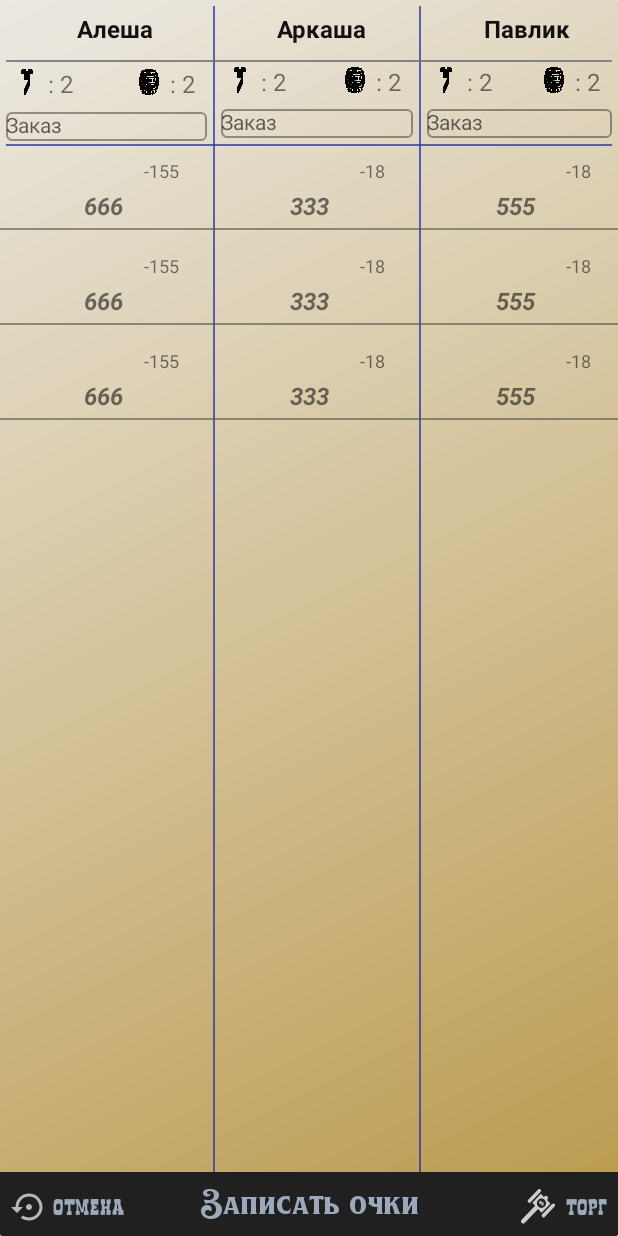
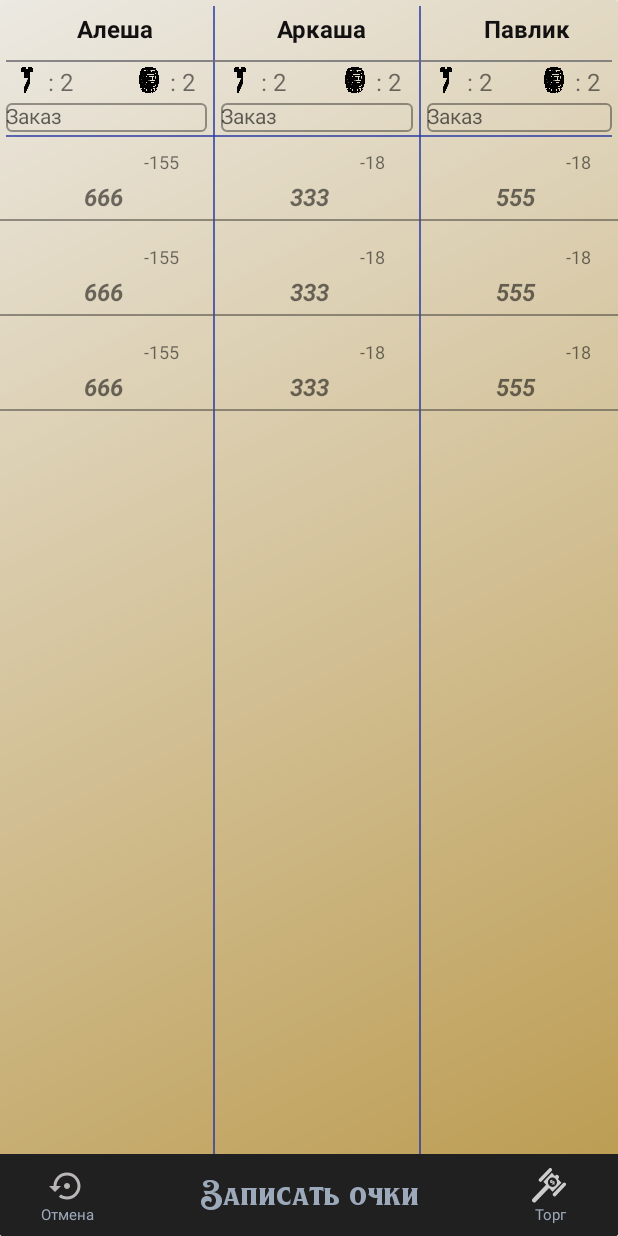
Before and after one commit to AlexanderYKuzmin/Journal1000, an Android app: the layout fragment_game_score_list_3_p.xml on its own in the app's theme, with its tools: preview values and no code run, on a phone screen of 412 x 824 dp. Run offline under Robolectric (Android 15) with nearby library versions, the phone set to English and light mode, and no system bars.

Commit message:
fixed_some_actions_according_rules

```diff
--- a/app/src/main/java/com/example/journal1000/presentation/fragments/GameScoreList2PFragment.kt
+++ b/app/src/main/java/com/example/journal1000/presentation/fragments/GameScoreList2PFragment.kt
@@ -88,7 +88,7 @@ class GameScoreList2PFragment : GameScoreListBaseFragment() {
                 arrayOf(tvP1BarrelCount2, tvP2BarrelCount2)
             )
             checkAndSetBoltsCountAndVisibility(
-                arrayOf(ivBolt2, ivP2Bolt2),
+                arrayOf(ivP1Bolt2, ivP2Bolt2),
                 arrayOf(tvP1BoltCount2, tvP2BoltCount2)
             )
 
--- a/app/src/main/java/com/example/journal1000/presentation/fragments/GameScoreList3PFragment.kt
+++ b/app/src/main/java/com/example/journal1000/presentation/fragments/GameScoreList3PFragment.kt
@@ -130,7 +130,7 @@ class GameScoreList3PFragment : GameScoreListBaseFragment() {
                 arrayOf(tvP1BarrelCount, tvP2BarrelCount, tvP3BarrelCount)
             )
             checkAndSetBoltsCountAndVisibility(
-                arrayOf(ivBolt, ivP2Bolt, ivP3Bolt),
+                arrayOf(ivP1Bolt, ivP2Bolt, ivP3Bolt),
                 arrayOf(tvP1BoltCount, tvP2BoltCount, tvP3BoltCount)
             )
 
--- a/app/src/main/java/com/example/journal1000/presentation/fragments/GameScoreListBaseFragment.kt
+++ b/app/src/main/java/com/example/journal1000/presentation/fragments/GameScoreListBaseFragment.kt
@@ -169,7 +169,7 @@ abstract class GameScoreListBaseFragment: Fragment() {
 
     protected fun setAuctionVisibility(isGameFinished: Boolean) = when {
         isGameFinished -> View.INVISIBLE
-        players.any { it.isOnBarrel } -> View.INVISIBLE
+        /*players.any { it.isOnBarrel } -> View.INVISIBLE*/
         else -> View.VISIBLE
     }
 
--- a/app/src/main/java/com/example/journal1000/presentation/fragments/PointsEditionFragment.kt
+++ b/app/src/main/java/com/example/journal1000/presentation/fragments/PointsEditionFragment.kt
@@ -142,6 +142,7 @@ class PointsEditionFragment : Fragment() {
             }
 
             if (viewModel.validateInput(playersPoints)) {
+                Log.d("Btn Continue", "Players requests: ${players[0].requestedPoints}, ${players[1].requestedPoints}, ${players[2].requestedPoints}")
                 if (viewModel.validateInputValuesAndSetUp(playersPoints, players)) {
                     if (mode == SAVE_POINTS_MODE)  finishEdition(viewModel.pointsInt)
                     else finishEdition(viewModel.getAuctionResult())
--- a/app/src/main/res/layout/activity_main.xml
+++ b/app/src/main/res/layout/activity_main.xml
@@ -22,7 +22,7 @@
             app:logo="@drawable/cards_logo"
             app:title="@string/app_name_rus"
             app:subtitle="@string/subtitle_rus"
-            app:layout_scrollFlags="scroll|enterAlways"
+            app:layout_scrollFlags="enterAlways"
             android:elevation="4dp"/>
     </com.google.android.material.appbar.AppBarLayout>
 
@@ -33,7 +33,6 @@
         android:visibility="gone"
         tools:visibility="visible"
         app:layout_dodgeInsetEdges="top">
-
     </com.example.journal1000.presentation.SearchView>
 
     <androidx.fragment.app.FragmentContainerView
@@ -44,10 +43,7 @@
         android:layout_marginLeft="12dp"
         android:layout_marginRight="12dp"
         android:layout_marginBottom="12dp"
-
         tools:context=".presentation.GameSettingsFragment"
         tools:layout="@layout/fragment_game_settings">
     </androidx.fragment.app.FragmentContainerView>
-
-
 </androidx.coordinatorlayout.widget.CoordinatorLayout>
--- a/app/src/main/res/layout/fragment_game_score_list_3_p.xml
+++ b/app/src/main/res/layout/fragment_game_score_list_3_p.xml
@@ -44,7 +44,7 @@
                 tools:text="Алеша" />
 
             <ImageView
-                android:id="@+id/iv_bolt"
+                android:id="@+id/iv_p1_bolt"
                 android:layout_width="20dp"
                 android:layout_height="20dp"
                 android:layout_marginTop="2dp"
@@ -52,7 +52,6 @@
                 android:visibility="gone"
                 app:layout_constraintTop_toBottomOf="@id/divider_h_0"
                 app:layout_constraintStart_toStartOf="parent"
-                app:layout_constraintBottom_toTopOf="@id/til_p1_auction"
                 android:src="@drawable/screw_bolt"
                 tools:visibility="visible"
                 />
@@ -71,11 +70,10 @@
                 android:layout_height="20dp"
                 android:paddingStart="4dp"
                 android:textSize="16sp"
-                android:layout_marginBottom="2dp"
                 android:visibility="gone"
-                app:layout_constraintTop_toBottomOf="@id/divider_h_0"
-                app:layout_constraintStart_toEndOf="@id/iv_bolt"
-                app:layout_constraintBottom_toTopOf="@id/til_p1_auction"
+                app:layout_constraintTop_toTopOf="@id/iv_p1_bolt"
+                app:layout_constraintStart_toEndOf="@id/iv_p1_bolt"
+                app:layout_constraintBottom_toBottomOf="@id/iv_p1_bolt"
                 tools:text=": 2"
                 tools:visibility="visible"/>
 
@@ -83,8 +81,8 @@
                 android:id="@+id/iv_p1_barrel"
                 android:layout_width="20dp"
                 android:layout_height="20dp"
-                android:layout_marginBottom="2dp"
                 android:visibility="gone"
+                android:layout_marginTop="2dp"
                 app:layout_constraintTop_toBottomOf="@id/divider_h_0"
                 app:layout_constraintEnd_toStartOf="@id/tv_p1_barrel_count"
                 app:layout_constraintBottom_toTopOf="@id/til_p1_auction"
@@ -106,13 +104,12 @@
                 android:layout_height="20dp"
                 android:paddingStart="4dp"
                 android:textSize="16sp"
-                android:layout_marginBottom="2dp"
                 android:layout_marginEnd="12dp"
                 android:text=": 0"
                 android:visibility="gone"
-                app:layout_constraintTop_toBottomOf="@id/divider_h_0"
+                app:layout_constraintTop_toTopOf="@id/iv_p1_barrel"
                 app:layout_constraintEnd_toStartOf="@id/divider_v1"
-                app:layout_constraintBottom_toTopOf="@id/til_p1_auction"
+                app:layout_constraintBottom_toBottomOf="@id/iv_p1_barrel"
                 tools:text=": 2"
                 tools:visibility="visible"/>
 
@@ -157,7 +154,7 @@
                 android:visibility="gone"
                 app:layout_constraintTop_toBottomOf="@id/divider_h_0"
                 app:layout_constraintStart_toStartOf="@id/divider_v1"
-                app:layout_constraintBottom_toTopOf="@id/til_p2_auction"
+                app:layout_constraintBottom_toTopOf="@+id/til_p2_auction"
                 android:src="@drawable/screw_bolt"
                 tools:visibility="visible"
                 />
@@ -170,25 +167,26 @@
                 app:layout_constraintStart_toEndOf="@id/iv_p2_bolt"
                 app:layout_constraintBottom_toTopOf="@id/divider_h"
                 android:text=":"/>-->
+
             <TextView
                 android:id="@+id/tv_p2_bolt_count"
                 android:layout_width="wrap_content"
                 android:layout_height="20dp"
                 android:paddingStart="4dp"
                 android:textSize="16sp"
-                android:layout_marginBottom="2dp"
                 android:visibility="gone"
-                app:layout_constraintTop_toBottomOf="@id/divider_h_0"
+                app:layout_constraintBottom_toBottomOf="@id/iv_p2_bolt"
                 app:layout_constraintStart_toEndOf="@id/iv_p2_bolt"
-                app:layout_constraintBottom_toTopOf="@id/til_p2_auction"
+                app:layout_constraintTop_toTopOf="@id/iv_p2_bolt"
+                app:layout_constraintVertical_bias="1.0"
                 tools:text=": 2"
-                tools:visibility="visible"/>
+                tools:visibility="visible" />
 
             <ImageView
                 android:id="@+id/iv_p2_barrel"
                 android:layout_width="20dp"
                 android:layout_height="20dp"
-                android:layout_marginBottom="2dp"
+                android:layout_marginTop="2dp"
                 android:visibility="gone"
                 app:layout_constraintTop_toBottomOf="@id/divider_h_0"
                 app:layout_constraintEnd_toStartOf="@id/tv_p2_barrel_count"
@@ -211,13 +209,12 @@
                 android:layout_height="20dp"
                 android:paddingStart="4dp"
                 android:textSize="16sp"
-                android:layout_marginBottom="2dp"
                 android:layout_marginEnd="12dp"
                 android:text=": 0"
                 android:visibility="gone"
-                app:layout_constraintTop_toBottomOf="@id/divider_h_0"
+                app:layout_constraintTop_toTopOf="@id/iv_p2_barrel"
                 app:layout_constraintEnd_toStartOf="@id/divider_v2"
-                app:layout_constraintBottom_toTopOf="@id/til_p2_auction"
+                app:layout_constraintBottom_toBottomOf="@id/iv_p2_barrel"
                 tools:visibility="visible"
                 tools:text=": 2"/>
             <View
@@ -280,10 +277,9 @@
                 android:paddingStart="4dp"
                 android:textSize="16sp"
                 android:visibility="gone"
-                android:layout_marginBottom="2dp"
-                app:layout_constraintTop_toBottomOf="@id/divider_h_0"
+                app:layout_constraintTop_toTopOf="@id/iv_p3_bolt"
                 app:layout_constraintStart_toEndOf="@id/iv_p3_bolt"
-                app:layout_constraintBottom_toTopOf="@id/til_p3_auction"
+                app:layout_constraintBottom_toBottomOf="@id/iv_p3_bolt"
                 tools:text=": 2"
                 tools:visibility="visible"/>
 
@@ -291,7 +287,7 @@
                 android:id="@+id/iv_p3_barrel"
                 android:layout_width="20dp"
                 android:layout_height="20dp"
-                android:layout_marginBottom="2dp"
+                android:layout_marginTop="2dp"
                 android:visibility="gone"
                 app:layout_constraintTop_toBottomOf="@id/divider_h_0"
                 app:layout_constraintEnd_toStartOf="@id/tv_p3_barrel_count"
@@ -314,13 +310,12 @@
                 android:layout_height="20dp"
                 android:paddingStart="4dp"
                 android:textSize="16sp"
-                android:layout_marginBottom="2dp"
                 android:layout_marginEnd="12dp"
                 android:text=": 0"
                 android:visibility="gone"
-                app:layout_constraintTop_toBottomOf="@id/divider_h_0"
+                app:layout_constraintTop_toTopOf="@id/iv_p3_barrel"
                 app:layout_constraintEnd_toEndOf="parent"
-                app:layout_constraintBottom_toTopOf="@id/til_p3_auction"
+                app:layout_constraintBottom_toBottomOf="@id/iv_p3_barrel"
                 tools:text=": 2"
                 tools:visibility="visible"/>
 
@@ -329,11 +324,12 @@
                 android:layout_width="0dp"
                 android:layout_height="1dp"
                 android:layout_marginStart="4dp"
+                android:layout_marginTop="2dp"
                 android:layout_marginEnd="4dp"
-                android:layout_marginTop="2dp"
                 android:background="#CD6F6E73"
+                app:layout_constraintEnd_toEndOf="parent"
+                app:layout_constraintHorizontal_bias="0.0"
                 app:layout_constraintStart_toStartOf="parent"
-                app:layout_constraintEnd_toEndOf="parent"
                 app:layout_constraintTop_toBottomOf="@+id/tv_p1_name" />
 
             <com.google.android.material.textfield.TextInputLayout
@@ -343,7 +339,6 @@
                 android:hint="@string/request_hint"
                 android:layout_margin="4dp"
                 style="@style/Widget.MaterialComponents.TextInputLayout.OutlinedBox"
-                app:layout_constraintTop_toBottomOf="@id/iv_bolt"
                 app:layout_constraintEnd_toStartOf="@id/divider_v1"
                 app:layout_constraintStart_toStartOf="parent"
                 app:layout_constraintBottom_toTopOf="@id/divider_h"
@@ -365,10 +360,10 @@
                 android:hint="@string/request_hint"
                 android:layout_margin="4dp"
                 style="@style/Widget.MaterialComponents.TextInputLayout.OutlinedBox"
-                app:layout_constraintTop_toBottomOf="@id/iv_p2_bolt"
                 app:layout_constraintEnd_toStartOf="@id/divider_v2"
                 app:layout_constraintStart_toEndOf="@id/divider_v1"
-                app:layout_constraintBottom_toTopOf="@id/divider_h"
+                app:layout_constraintTop_toTopOf="@id/til_p1_auction"
+                app:layout_constraintBottom_toBottomOf="@id/til_p1_auction"
                 android:background="@android:color/transparent"
                 android:visibility="invisible"
                 tools:visibility="visible"
@@ -388,10 +383,10 @@
                 android:hint="@string/request_hint"
                 android:layout_margin="4dp"
                 style="@style/Widget.MaterialComponents.TextInputLayout.OutlinedBox"
-                app:layout_constraintTop_toBottomOf="@id/iv_p3_bolt"
                 app:layout_constraintEnd_toEndOf="parent"
                 app:layout_constraintStart_toEndOf="@id/divider_v2"
-                app:layout_constraintBottom_toTopOf="@id/divider_h"
+                app:layout_constraintBottom_toBottomOf="@id/til_p1_auction"
+                app:layout_constraintTop_toTopOf="@id/til_p1_auction"
                 android:background="@android:color/transparent"
                 android:visibility="invisible"
                 tools:visibility="visible"
@@ -416,6 +411,7 @@
                 app:layout_constraintEnd_toEndOf="parent"
                 app:layout_constraintTop_toBottomOf="@+id/til_p1_auction" />
 
+
             <androidx.recyclerview.widget.RecyclerView
                 android:id="@+id/rv_score"
                 android:layout_width="0dp"
@@ -424,10 +420,11 @@
                 app:layoutManager="androidx.recyclerview.widget.LinearLayoutManager"
                 app:layout_constraintBottom_toTopOf="@id/tv_save_points"
                 app:layout_constraintEnd_toEndOf="parent"
+                app:layout_constraintHorizontal_bias="0.0"
                 app:layout_constraintStart_toStartOf="parent"
                 app:layout_constraintTop_toBottomOf="@id/divider_h"
+                app:layout_constraintVertical_bias="0.0"
                 tools:listitem="@layout/layout_game_list_item" />
-
 
             <TextView
                 android:id="@+id/tv_save_points"
@@ -448,18 +445,18 @@
                 app:layout_constraintHorizontal_bias="0.2"
                 style="@style/BottombarPositions"
                 android:text="@string/cancel"
-                android:drawableStart="@drawable/ic_baseline_settings_backup_restore_24"
+                android:drawableTop="@drawable/ic_baseline_settings_backup_restore_24"
                 tools:visibility="visible"/>
             <TextView
                 android:id="@+id/tv_auction"
-                android:layout_width="72dp"
+                android:layout_width="90dp"
                 android:layout_height="wrap_content"
                 app:layout_constraintBottom_toBottomOf="parent"
                 app:layout_constraintEnd_toEndOf="parent"
                 app:layout_constraintHorizontal_bias="0.2"
                 style="@style/BottombarPositions"
                 android:text="@string/auction"
-                android:drawableStart="@drawable/ic_auction"
+                android:drawableTop="@drawable/ic_auction"
                 tools:visibility ="visible"/>
         </androidx.constraintlayout.widget.ConstraintLayout>
     </androidx.cardview.widget.CardView>
--- a/app/src/main/res/layout/layout_games_item_2_p.xml
+++ b/app/src/main/res/layout/layout_games_item_2_p.xml
@@ -32,7 +32,7 @@
                 app:layout_constraintTop_toTopOf="parent"
                 app:layout_constraintEnd_toStartOf="@id/tv_game_id"
                 android:fontFamily="@font/comediantdecor"
-                tools:text="Игра№ " />
+                android:text="Игра№ " />
 
             <TextView
                 android:id="@+id/tv_game_id"
--- a/app/src/main/res/values/strings.xml
+++ b/app/src/main/res/values/strings.xml
@@ -36,7 +36,7 @@
 
     <!-- Fragment finish -->
     <string name="title_finish">Результат игры</string>
-    <string name="game_count">Распределение очков между игроками:</string>
+    <string name="game_count">Распределение выигрыша:</string>
     <string name="player_name">%s :</string>
 
     <!-- Start Fragment -->
--- a/app/src/main/res/values/styles.xml
+++ b/app/src/main/res/values/styles.xml
@@ -92,15 +92,15 @@
 
     <!--Bottom bar positions fragment game score list-->
     <style name="BottombarPositions">
-        <item name="android:fontFamily">@font/boncegroff4f</item>
+
         <item name="android:background">@color/color_on_surface</item>
         <item name="android:foreground">?attr/selectableItemBackgroundBorderless</item>
         <item name="android:clickable">true</item>
         <item name="android:focusable">true</item>
         <item name="android:visibility">invisible</item>
-        <item name="android:textSize">16sp</item>
+        <item name="android:textSize">10sp</item>
         <item name="android:padding">7dp</item>
-        <item name="android:textAlignment">textEnd</item>
+        <item name="android:textAlignment">center</item>
         <item name="android:gravity">center_vertical</item>
         <item name="android:textColor">@color/color_gray</item>
     </style>
@@ -109,7 +109,7 @@
         <item name="fontFamily">@font/comediantdecor</item>
         <item name="android:textAlignment">center</item>
         <item name="android:textSize">22sp</item>
-        <item name="android:padding">6dp</item>
+        <item name="android:padding">12dp</item>
         <item name="android:visibility">visible</item>
     </style>
 </resources>
```
Also changed, not shown: app/src/main/java/com/example/journal1000/presentation/viewmodels/GameViewModel.kt (+43 -25 lines), app/src/main/java/com/example/journal1000/presentation/viewmodels/PointsEditionViewModel.kt (+5 -4 lines), app/src/main/res/layout/fragment_game_score_list_2_p.xml (+19 -22 lines).
